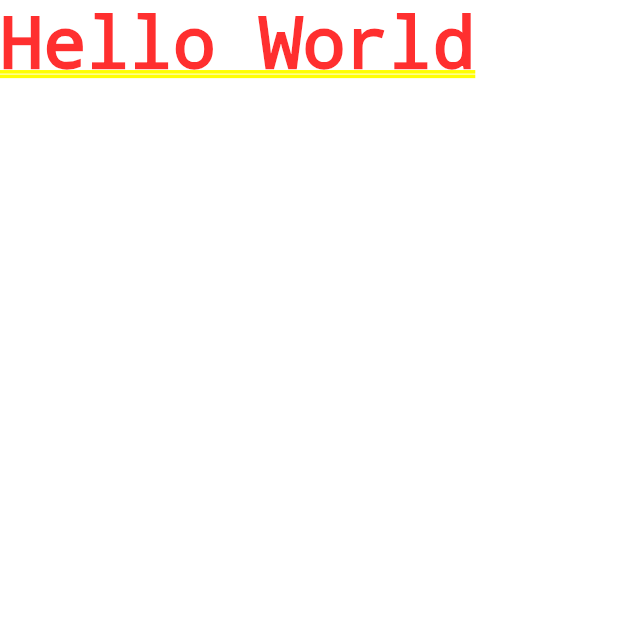
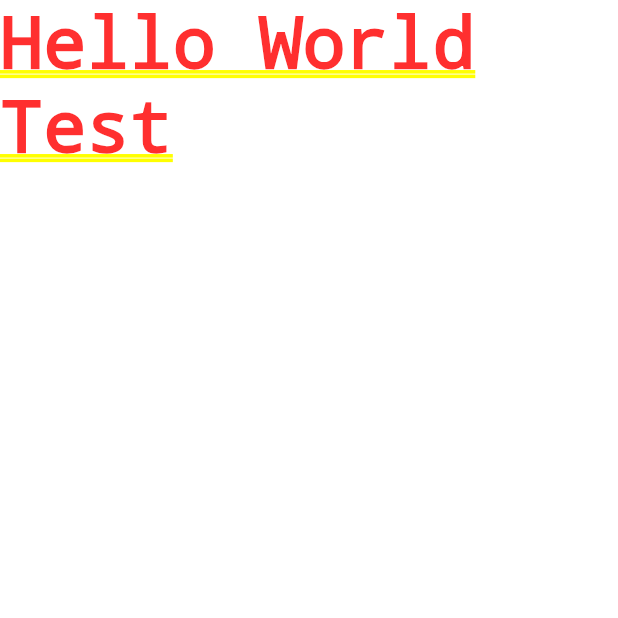
Before and after one commit to iZeroKim/route-to-market, a Flutter app: the screen it shows after launch, on a phone screen of 412 x 824 dp, the top half of it. Run offline on Flutter 3.47's test engine with Material 3 defaults, Android fonts, the phone set to English and light mode, and no system bars.

Commit message:
Testing CI CD

```diff
--- a/field_flow/lib/main.dart
+++ b/field_flow/lib/main.dart
@@ -26,6 +26,6 @@ class MyHomePage extends StatelessWidget {
 
   @override
   Widget build(BuildContext context) {
-    return const Text('Hello World');
+    return const Text('Hello World Test');
   }
 }
```
